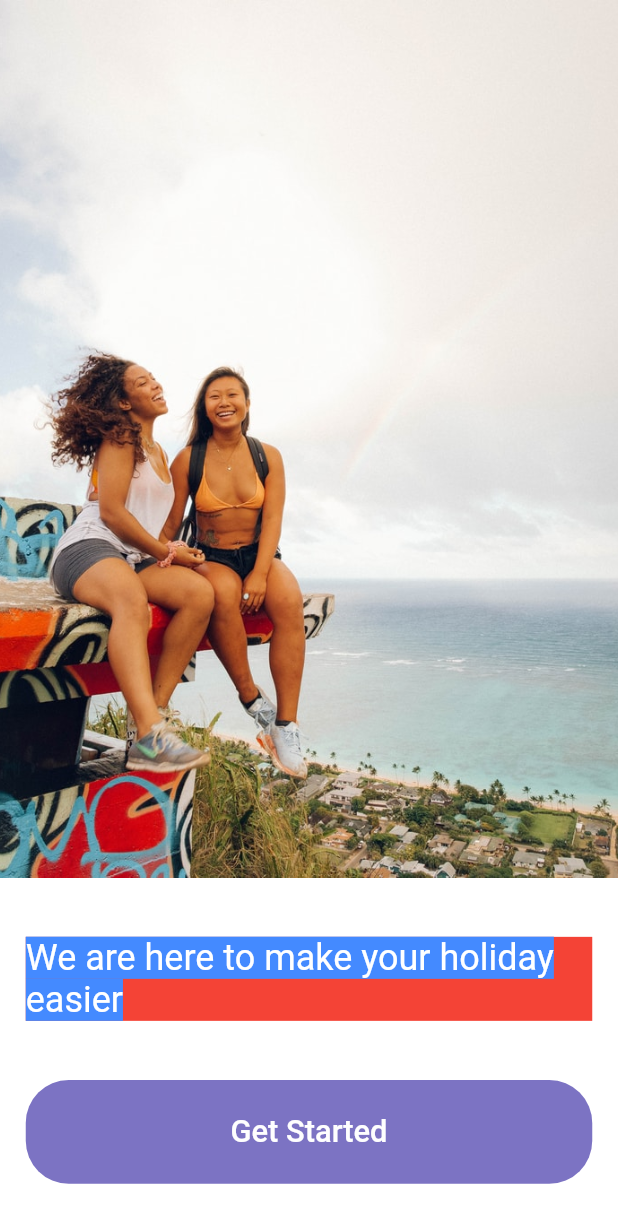
After one commit to mozartee/flutter_application, a Flutter app: the Login screen opened by its route, on a phone screen of 412 x 824 dp. The commit adds this screen. Shown: the top 1223 px of the screen. Run offline on Flutter 3.47's test engine with Material 2 defaults, Android fonts, the phone set to English and light mode, and no system bars; our stand-ins replace flutter_screenutil, get; missing offline and left inert: common_utils, flustars_flutter3, quick_actions; statements that could not run were skipped.

Commit message:
code commit

```diff
--- /dev/null
+++ b/lib/class/login/login.dart
@@ -0,0 +1,74 @@
+import 'package:flutter/material.dart';
+import 'package:flutter_screenutil/flutter_screenutil.dart';
+import 'package:ost_digital_application/util/color.dart';
+
+class Login extends StatelessWidget {
+  const Login({Key? key}) : super(key: key);
+
+  @override
+  Widget build(BuildContext context) {
+    ScreenUtil.init(context, designSize: const Size(375, 1136));
+    return Scaffold(
+      // appBar: AppBar(
+      //   elevation: 0,
+      //   title: const Text(
+      //     "Login",
+      //     style: TextStyle(color: OSTColors.navTitle),
+      //   ),
+      //   backgroundColor: OSTColors.navBackground,
+      //   foregroundColor: OSTColors.navForeground,
+      // ),
+      body: Container(
+        color: OSTColors.background,
+        child: SingleChildScrollView(
+          child: Column(
+            mainAxisAlignment: MainAxisAlignment.center,
+            children: [
+              SizedBox(
+                width: double.infinity,
+                height: 490.h,
+                child: Image.asset(
+                  'assets/images/subtract.png',
+                  fit: BoxFit.cover,
+                ),
+              ),
+              Container(
+                margin: EdgeInsets.fromLTRB(15.w, 33.h, 15.w, 33.h),
+                width: double.infinity,
+                color: Colors.red,
+                alignment: AlignmentDirectional.center,
+                child: const Text(
+                  'We are here to make your holiday easier',
+                  style: TextStyle(
+                    backgroundColor: Colors.blueAccent,
+                    fontSize: 24,
+                    color: Colors.white,
+                  ),
+                ),
+              ),
+              Container(
+                width: double.infinity,
+                margin: EdgeInsets.fromLTRB(15.w, 0.h, 15.w, 30.w),
+                height: 58.h,
+                decoration: BoxDecoration(
+                  borderRadius: BorderRadius.circular(24.h),
+                  color: const Color(0xff7c73c3),
+                ),
+                child: TextButton(
+                  onPressed: () {},
+                  child: Text(
+                    'Get Started',
+                    style: TextStyle(
+                      color: const Color(0xfffefefe),
+                      fontSize: 18.sp,
+                    ),
+                  ),
+                ),
+              ),
+            ],
+          ),
+        ),
+      ),
+    );
+  }
+}
--- a/lib/main.dart
+++ b/lib/main.dart
@@ -1,14 +1,13 @@
 import 'package:flustars_flutter3/flustars_flutter3.dart';
 import 'package:flutter/material.dart';
-import 'package:flutter/services.dart';
 import 'package:get/route_manager.dart';
 import 'package:ost_digital_application/util/constant.dart';
-import 'package:ost_digital_application/util/device.dart';
 import 'package:ost_digital_application/util/handle_error.dart';
 import 'package:ost_digital_application/util/log.dart';
 import 'package:ost_digital_application/util/quick_actions.dart';
 import 'package:ost_digital_application/util/route.dart';
-import 'package:quick_actions/quick_actions.dart';
+import 'package:ost_digital_application/util/shared_preference.dart';
+import 'package:flutter_screenutil/flutter_screenutil.dart';
 
 Future<void> main() async {
   // 确保初始化完成
@@ -36,12 +35,18 @@ class MyApp extends StatelessWidget {
     if (!Constant.isRelease) {}
   }
 
+  // 当前是否登录
+  String? isLogin() {
+    bool? login = SpUtil.getBool(SharedKey.login);
+    return (login == false) ? RouteGet.login : RouteGet.home;
+  }
+
   // This widget is the root of your application.
   @override
   Widget build(BuildContext context) {
     return GetMaterialApp(
       debugShowCheckedModeBanner: false,
-      initialRoute: RouteGet.home,
+      initialRoute: isLogin(),
       getPages: RouteGet.getPages,
       title: 'Flutter',
       theme: ThemeData(
--- a/lib/util/route.dart
+++ b/lib/util/route.dart
@@ -1,9 +1,12 @@
 import 'package:get/route_manager.dart';
+import 'package:ost_digital_application/class/login/login.dart';
 
 import '../class/home_detail/home_detail.dart';
 import '../class/home/home.dart';
 
 class RouteGet {
+  /// 登录
+  static const login = '/login';
   // 首页
   static const home = "/home";
   // 首页详情
@@ -11,6 +14,7 @@ class RouteGet {
 
 // pages map
   static final List<GetPage> getPages = [
+    GetPage(name: login, page: () => const Login()),
     GetPage(name: home, page: () => Home()),
     GetPage(name: homeDetail, page: () => const HomeDetail()),
   ];
--- a/lib/util/shared_preference.dart
+++ b/lib/util/shared_preference.dart
@@ -1,14 +1,11 @@
-import 'dart:html';
-
-import 'package:flustars_flutter3/flustars_flutter3.dart';
-import 'package:flutter/material.dart';
-import 'package:ost_digital_application/util/color.dart';
-
 ///
 /// SpUtil 用法： https://github.com/Sky24n/flustars
 ///
 
 class SharedKey {
   /// 闪图
-  static const splashKey = "splash_key";
+  static const splash = "splash_key";
+
+  /// 登录
+  static const login = 'login_key';
 }
--- a/lib/widget/appbar.dart
+++ b/lib/widget/appbar.dart
@@ -1,5 +1,13 @@
 import 'package:flutter/material.dart';
 
+class OSTAppBar extends AppBar {
+  OSTAppBar({super.key, this.leading});
 
-
-//
+  final Widget? leading;
+  @override
+  Widget build(BuildContext context) {
+    return AppBar(
+      leading: leading,
+    );
+  }
+}
--- a/pubspec.yaml
+++ b/pubspec.yaml
@@ -98,6 +98,9 @@ flutter:
   # the material Icons class.
   uses-material-design: true
 
+  assets:
+    - assets/images/
+
   # To add assets to your application, add an assets section, like this:
   # assets:
   #   - images/a_dot_burr.jpeg
```
Also changed, not shown: assets/images/subtract.png (added), 4 other files.
